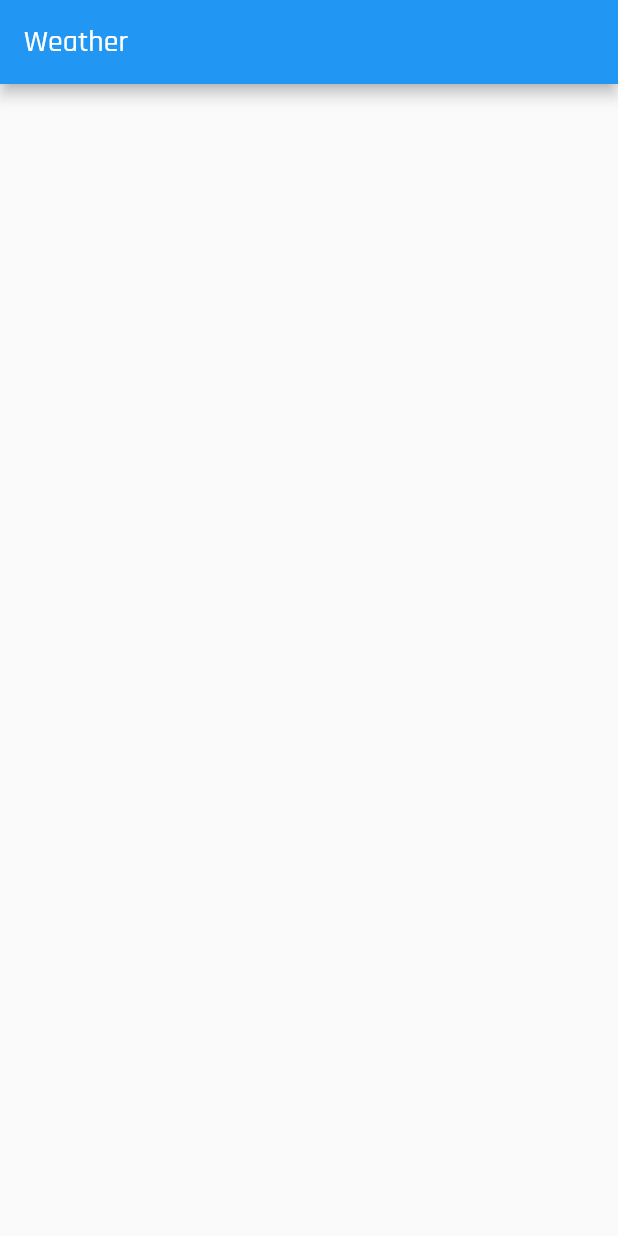
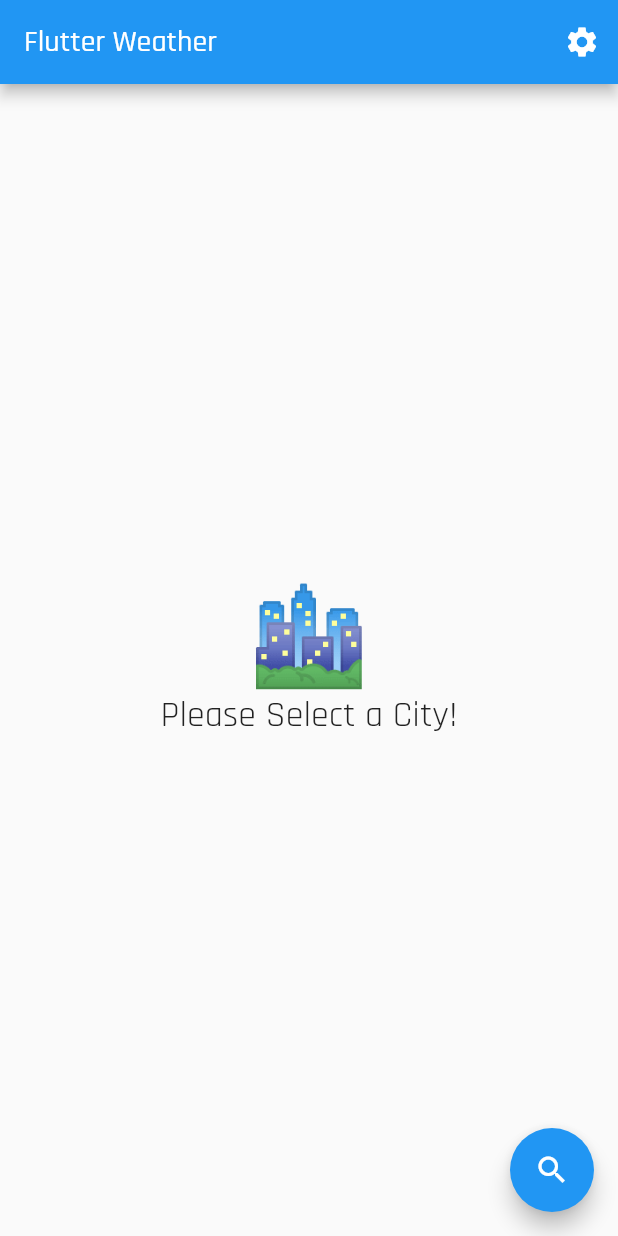
Before and after one commit to dchandrani/flutter_weather, a Flutter app: the screen it shows after launch, on a phone screen of 412 x 824 dp. Run offline on Flutter 3.47's test engine with Material 2 defaults, Android fonts, the phone set to English and light mode, and no system bars; our stand-ins replace bloc, equatable, flutter_bloc, google_fonts, hydrated_bloc; missing offline and left inert: pedantic.

Commit message:
Completed the app

```diff
--- /dev/null
+++ b/lib/search/search.dart
@@ -0,0 +1 @@
+export 'view/search_page.dart';
--- /dev/null
+++ b/lib/settings/settings.dart
@@ -0,0 +1 @@
+export 'view/settings_page.dart';
--- a/lib/weather/view/weather_page.dart
+++ b/lib/weather/view/weather_page.dart
@@ -1,6 +1,11 @@
 import 'package:flutter/material.dart';
 import 'package:flutter_bloc/flutter_bloc.dart';
+import 'package:flutter_weather/search/search.dart';
+import 'package:flutter_weather/settings/settings.dart';
+import 'package:flutter_weather/theme/theme.dart';
 import 'package:flutter_weather/weather/weather.dart';
+import 'package:flutter_weather/weather/widgets/widgets.dart';
+import 'package:pedantic/pedantic.dart';
 import 'package:weather_repository/weather_repository.dart';
 
 class WeatherPage extends StatelessWidget {
@@ -24,7 +29,54 @@ class WeatherView extends StatelessWidget {
   Widget build(BuildContext context) {
     return Scaffold(
       appBar: AppBar(
-        title: Text('Weather'),
+        title: const Text('Flutter Weather'),
+        actions: [
+          IconButton(
+            icon: const Icon(Icons.settings),
+            onPressed: () {
+              Navigator.of(context).push(
+                SettingsPage.route(
+                  context.read<WeatherCubit>(),
+                ),
+              );
+            },
+          ),
+        ],
+      ),
+      body: Center(
+        child: BlocConsumer<WeatherCubit, WeatherState>(
+          listener: (context, state) {
+            if (state.status.isSuccess) {
+              context.read<ThemeCubit>().updateTheme(state.weather);
+            }
+          },
+          builder: (context, state) {
+            switch (state.status) {
+              case WeatherStatus.initial:
+                return const WeatherEmpty();
+              case WeatherStatus.loading:
+                return const WeatherLoading();
+              case WeatherStatus.success:
+                return WeatherPopulated(
+                  weather: state.weather,
+                  units: state.temperatureUnits,
+                  onRefresh: () {
+                    return context.read<WeatherCubit>().refreshWeather();
+                  },
+                );
+              case WeatherStatus.failure:
+              default:
+                return const WeatherError();
+            }
+          },
+        ),
+      ),
+      floatingActionButton: FloatingActionButton(
+        child: const Icon(Icons.search),
+        onPressed: () async {
+          final city = await Navigator.of(context).push(SearchPage.route());
+          unawaited(context.read<WeatherCubit>().fetchWeather(city));
+        },
       ),
     );
   }
--- /dev/null
+++ b/lib/weather/widgets/weather_empty.dart
@@ -0,0 +1,24 @@
+import 'package:flutter/material.dart';
+
+class WeatherEmpty extends StatelessWidget {
+  const WeatherEmpty({Key? key}) : super(key: key);
+
+  @override
+  Widget build(BuildContext context) {
+    final theme = Theme.of(context);
+    return Column(
+      mainAxisSize: MainAxisSize.min,
+      crossAxisAlignment: CrossAxisAlignment.center,
+      children: [
+        const Text(
+          '🏙️',
+          style: TextStyle(fontSize: 64),
+        ),
+        Text(
+          'Please Select a City!',
+          style: theme.textTheme.headline5,
+        ),
+      ],
+    );
+  }
+}
--- /dev/null
+++ b/lib/weather/widgets/widgets.dart
@@ -0,0 +1,4 @@
+export 'weather_empty.dart';
+export 'weather_loading.dart';
+export 'weather_populated.dart';
+export 'weather_error.dart';
--- a/packages/meta_weather_api/pubspec.yaml
+++ b/packages/meta_weather_api/pubspec.yaml
@@ -10,13 +10,13 @@ dependencies:
   flutter:
     sdk: flutter
   http: ^0.13.0
-  json_annotation: ^4.0.0
+  json_annotation: ^4.0.1
 
 dev_dependencies:
   flutter_test:
     sdk: flutter
   build_runner: ^1.10.0
-  json_serializable: ^4.0.0
+  json_serializable: ^4.1.4
   mocktail: ^0.1.0
   test: ^1.16.4
 
--- a/packages/weather_repository/pubspec.yaml
+++ b/packages/weather_repository/pubspec.yaml
@@ -1,7 +1,7 @@
 name: weather_repository
 description: A new Flutter package project.
 version: 0.0.1
-homepage:
+publish_to: none
 
 environment:
   sdk: ">=2.12.0 <3.0.0"
@@ -11,7 +11,7 @@ dependencies:
   flutter:
     sdk: flutter
   equatable: ^2.0.0
-  json_annotation: ^4.0.0
+  json_annotation: ^4.0.1
   meta_weather_api:
     path: ../meta_weather_api
 
@@ -19,7 +19,7 @@ dev_dependencies:
   flutter_test:
     sdk: flutter
   build_runner: ^2.0.6
-  json_serializable: ^4.0.0
+  json_serializable: ^4.1.4
 
 # For information on the generic Dart part of this file, see the
 # following page: https://dart.dev/tools/pub/pubspec
--- a/pubspec.yaml
+++ b/pubspec.yaml
@@ -3,7 +3,7 @@ description: A new Flutter project.
 
 # The following line prevents the package from being accidentally published to
 # pub.dev using `pub publish`. This is preferred for private packages.
-publish_to: "none" # Remove this line if you wish to publish to pub.dev
+publish_to: none
 
 # The following defines the version and build number for your application.
 # A version number is three numbers separated by dots, like 1.2.43
```
Also changed, not shown: lib/search/view/search_page.dart (added, +52 -0 lines), lib/settings/view/settings_page.dart (added, +47 -0 lines), lib/weather/widgets/weather_error.dart (added, +21 -0 lines), lib/weather/widgets/weather_loading.dart (added, +25 -0 lines), lib/weather/widgets/weather_populated.dart (added, +133 -0 lines), 1 other file.
